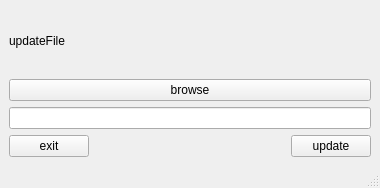
Old version of the form update698.ui in the repository freudshow/qsvr.
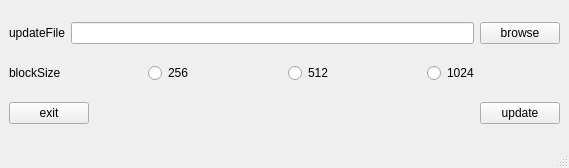
New version of the form.

Diff of the .ui file:
```diff
--- a/update698.ui
+++ b/update698.ui
@@ -6,8 +6,8 @@
    <rect>
     <x>0</x>
     <y>0</y>
-    <width>380</width>
-    <height>188</height>
+    <width>569</width>
+    <height>168</height>
    </rect>
   </property>
   <property name="windowTitle">
@@ -16,19 +16,14 @@
   <widget class="QWidget" name="centralwidget">
    <layout class="QVBoxLayout" name="verticalLayout">
     <item>
+     <layout class="QHBoxLayout" name="horizontalLayout_2">
+      <item>
      <widget class="QLabel" name="label">
       <property name="text">
        <string>updateFile</string>
       </property>
      </widget>
     </item>
-    <item>
-     <widget class="QPushButton" name="btn_browse">
-      <property name="text">
-       <string>browse</string>
-      </property>
-     </widget>
-    </item>
     <item>
      <widget class="QLineEdit" name="lineEdit_filename">
       <property name="minimumSize">
@@ -40,6 +35,56 @@
      </widget>
     </item>
     <item>
+       <widget class="QPushButton" name="btn_browse">
+        <property name="text">
+         <string>browse</string>
+        </property>
+       </widget>
+      </item>
+     </layout>
+    </item>
+    <item>
+     <layout class="QHBoxLayout" name="horizontalLayout_3">
+      <item>
+       <widget class="QLabel" name="label_2">
+        <property name="text">
+         <string>blockSize</string>
+        </property>
+       </widget>
+      </item>
+      <item>
+       <widget class="QRadioButton" name="rBtn_256">
+        <property name="text">
+         <string>256</string>
+        </property>
+        <attribute name="buttonGroup">
+         <string notr="true">buttonGroup</string>
+        </attribute>
+       </widget>
+      </item>
+      <item>
+       <widget class="QRadioButton" name="rbtn_512">
+        <property name="text">
+         <string>512</string>
+        </property>
+        <attribute name="buttonGroup">
+         <string notr="true">buttonGroup</string>
+        </attribute>
+       </widget>
+      </item>
+      <item>
+       <widget class="QRadioButton" name="rbtn_1024">
+        <property name="text">
+         <string>1024</string>
+        </property>
+        <attribute name="buttonGroup">
+         <string notr="true">buttonGroup</string>
+        </attribute>
+       </widget>
+      </item>
+     </layout>
+    </item>
+    <item>
      <layout class="QHBoxLayout" name="horizontalLayout">
       <item>
        <widget class="QPushButton" name="btn_exit">
```
Left out of the diff: 5 changed lines with no effect on the pictures. Lines whose indentation alone changed are shown as unchanged.
